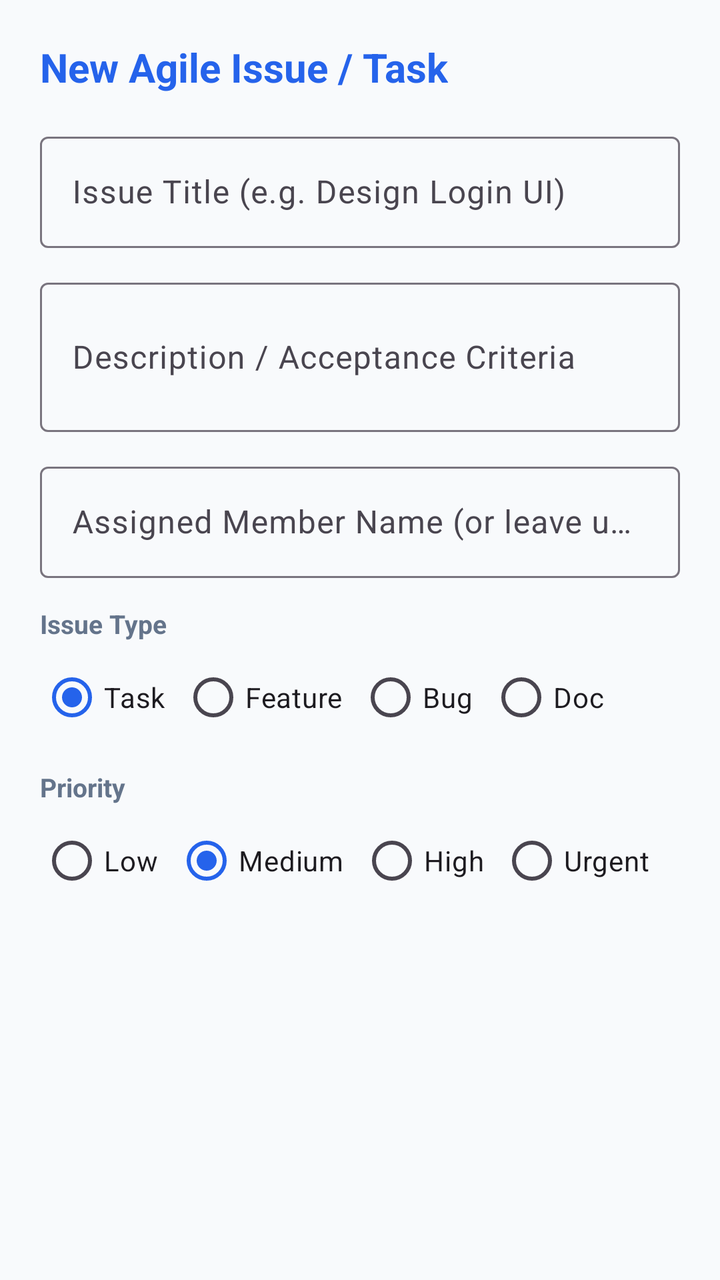
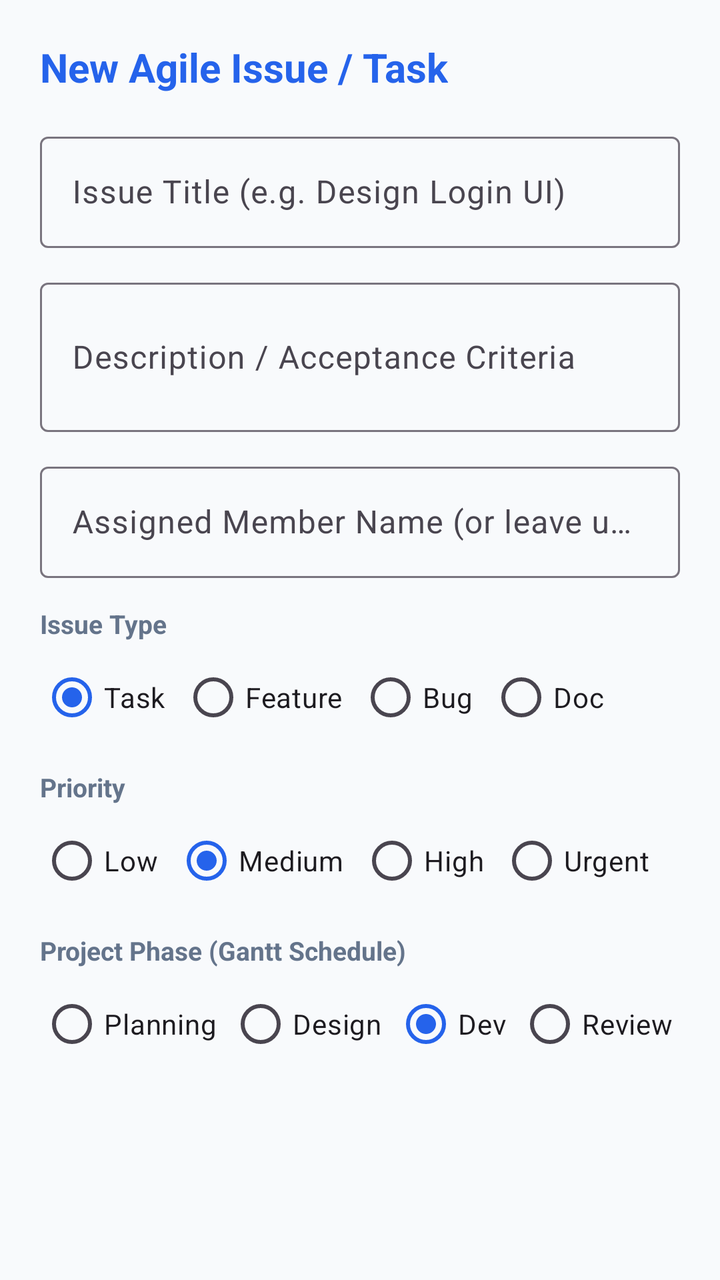

The first picture is an Android layout as it rendered before a commit; the second is the same layout after the commit. The layout source and the unified diff follow.
<!-- AndroidManifest.xml: application theme Theme.ProjectHub -->
<!-- res/layout/dialog_add_task.xml -->
<?xml version="1.0" encoding="utf-8"?>
<LinearLayout 
    xmlns:android="http://schemas.android.com/apk/res/android"
    android:layout_width="match_parent"
    android:layout_height="wrap_content"
    android:orientation="vertical"
    android:padding="20dp">

    <TextView
        android:layout_width="wrap_content"
        android:layout_height="wrap_content"
        android:text="New Agile Issue / Task"
        android:textSize="20sp"
        android:textStyle="bold"
        android:textColor="@color/primary" />

    <com.google.android.material.textfield.TextInputLayout
        android:layout_width="match_parent"
        android:layout_height="wrap_content"
        android:layout_marginTop="16dp"
        style="@style/Widget.Material3.TextInputLayout.OutlinedBox">

        <com.google.android.material.textfield.TextInputEditText
            android:id="@+id/etTaskTitle"
            android:layout_width="match_parent"
            android:layout_height="wrap_content"
            android:hint="Issue Title (e.g. Design Login UI)" />
    </com.google.android.material.textfield.TextInputLayout>

    <com.google.android.material.textfield.TextInputLayout
        android:layout_width="match_parent"
        android:layout_height="wrap_content"
        android:layout_marginTop="12dp"
        style="@style/Widget.Material3.TextInputLayout.OutlinedBox">

        <com.google.android.material.textfield.TextInputEditText
            android:id="@+id/etTaskDesc"
            android:layout_width="match_parent"
            android:layout_height="wrap_content"
            android:hint="Description / Acceptance Criteria"
            android:inputType="textMultiLine"
            android:minLines="2" />
    </com.google.android.material.textfield.TextInputLayout>

    <com.google.android.material.textfield.TextInputLayout
        android:layout_width="match_parent"
        android:layout_height="wrap_content"
        android:layout_marginTop="12dp"
        style="@style/Widget.Material3.TextInputLayout.OutlinedBox">

        <com.google.android.material.textfield.TextInputEditText
            android:id="@+id/etAssignee"
            android:layout_width="match_parent"
            android:layout_height="wrap_content"
            android:hint="Assigned Member Name (or leave unassigned)" />
    </com.google.android.material.textfield.TextInputLayout>

    
    <TextView
        android:layout_width="wrap_content"
        android:layout_height="wrap_content"
        android:text="Issue Type"
        android:textSize="13sp"
        android:textStyle="bold"
        android:textColor="@color/text_secondary"
        android:layout_marginTop="14dp" />

    <RadioGroup
        android:id="@+id/rgIssueType"
        android:layout_width="match_parent"
        android:layout_height="wrap_content"
        android:orientation="horizontal"
        android:layout_marginTop="4dp">

        <RadioButton
            android:id="@+id/rbTypeTask"
            android:layout_width="wrap_content"
            android:layout_height="wrap_content"
            android:text="Task"
            android:checked="true" />

        <RadioButton
            android:id="@+id/rbTypeFeature"
            android:layout_width="wrap_content"
            android:layout_height="wrap_content"
            android:text="Feature"
            android:layout_marginStart="8dp" />

        <RadioButton
            android:id="@+id/rbTypeBug"
            android:layout_width="wrap_content"
            android:layout_height="wrap_content"
            android:text="Bug"
            android:layout_marginStart="8dp" />

        <RadioButton
            android:id="@+id/rbTypeDoc"
            android:layout_width="wrap_content"
            android:layout_height="wrap_content"
            android:text="Doc"
            android:layout_marginStart="8dp" />
    </RadioGroup>

    
    <TextView
        android:layout_width="wrap_content"
        android:layout_height="wrap_content"
        android:text="Priority"
        android:textSize="13sp"
        android:textStyle="bold"
        android:textColor="@color/text_secondary"
        android:layout_marginTop="12dp" />

    <RadioGroup
        android:id="@+id/rgPriority"
        android:layout_width="match_parent"
        android:layout_height="wrap_content"
        android:orientation="horizontal"
        android:layout_marginTop="4dp">

        <RadioButton
            android:id="@+id/rbLow"
            android:layout_width="wrap_content"
            android:layout_height="wrap_content"
            android:text="Low" />

        <RadioButton
            android:id="@+id/rbMedium"
            android:layout_width="wrap_content"
            android:layout_height="wrap_content"
            android:text="Medium"
            android:checked="true"
            android:layout_marginStart="8dp" />

        <RadioButton
            android:id="@+id/rbHigh"
            android:layout_width="wrap_content"
            android:layout_height="wrap_content"
            android:text="High"
            android:layout_marginStart="8dp" />

        <RadioButton
            android:id="@+id/rbUrgent"
            android:layout_width="wrap_content"
            android:layout_height="wrap_content"
            android:text="Urgent"
            android:layout_marginStart="8dp" />
    </RadioGroup>

</LinearLayout>
<!-- resources referenced by this layout -->
<resources>
  <color name="primary">#2563EB</color>
  <color name="text_secondary">#64748B</color>
  <style name="Theme.ProjectHub" parent="Theme.Material3.DayNight.NoActionBar">
          <item name="colorPrimary">@color/primary</item>
          <item name="colorPrimaryDark">@color/primary_dark</item>
          <item name="colorSecondary">@color/accent</item>
          <item name="android:statusBarColor">@color/primary_dark</item>
          <item name="android:windowBackground">@color/background</item>
      </style>
  <color name="primary_dark">#1D4ED8</color>
  <color name="accent">#0D9488</color>
  <color name="background">#F8FAFC</color>
</resources>

<!-- the commit's change to res/layout/dialog_add_task.xml (unified diff, before → after) -->
@@ -147,4 +147,50 @@
             android:layout_marginStart="8dp" />
     </RadioGroup>
 
+    
+    <TextView
+        android:layout_width="wrap_content"
+        android:layout_height="wrap_content"
+        android:text="Project Phase (Gantt Schedule)"
+        android:textSize="13sp"
+        android:textStyle="bold"
+        android:textColor="@color/text_secondary"
+        android:layout_marginTop="12dp" />
+
+    <RadioGroup
+        android:id="@+id/rgPhase"
+        android:layout_width="match_parent"
+        android:layout_height="wrap_content"
+        android:orientation="horizontal"
+        android:layout_marginTop="4dp">
+
+        <RadioButton
+            android:id="@+id/rbPhasePlanning"
+            android:layout_width="wrap_content"
+            android:layout_height="wrap_content"
+            android:text="Planning" />
+
+        <RadioButton
+            android:id="@+id/rbPhaseDesign"
+            android:layout_width="wrap_content"
+            android:layout_height="wrap_content"
+            android:text="Design"
+            android:layout_marginStart="6dp" />
+
+        <RadioButton
+            android:id="@+id/rbPhaseDev"
+            android:layout_width="wrap_content"
+            android:layout_height="wrap_content"
+            android:text="Dev"
+            android:checked="true"
+            android:layout_marginStart="6dp" />
+
+        <RadioButton
+            android:id="@+id/rbPhaseReview"
+            android:layout_width="wrap_content"
+            android:layout_height="wrap_content"
+            android:text="Review"
+            android:layout_marginStart="6dp" />
+    </RadioGroup>
+
 </LinearLayout>
